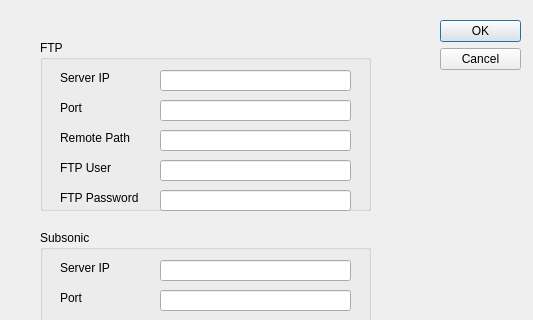
This is settingsdialog.ui in robinshi918/downloadwrapper as Qt 5 draws it before an edit; both pictures show x 0 to 533 and y 0 to 320 of the 533 by 521 pixel window. The edited form follows.
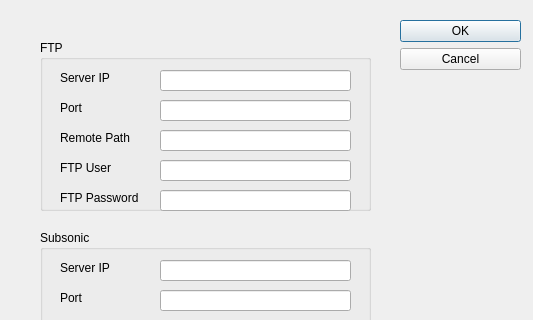
This is the edited form.

Commit message: refactor: remove commented code; always read value from SettingManager; adjust layout; settingdialog emits button signal

```diff
--- a/settingsdialog.ui
+++ b/settingsdialog.ui
@@ -16,9 +16,9 @@
   <widget class="QDialogButtonBox" name="buttonBox">
    <property name="geometry">
     <rect>
-     <x>440</x>
+     <x>400</x>
      <y>20</y>
-     <width>81</width>
+     <width>121</width>
      <height>71</height>
     </rect>
    </property>
```
The commit also changes 6 other files.
